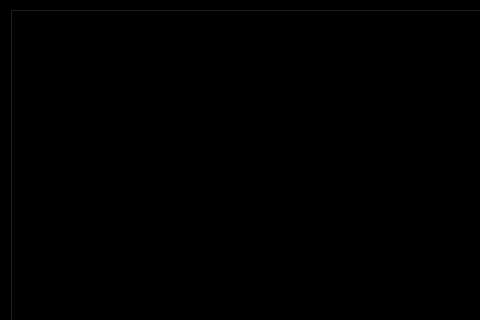
zyl120/Naloxone_Safety_Kit, file qt_design/main_window.ui: the form before one commit; both pictures show x 0 to 480 and y 0 to 320 of the 800 by 480 pixel window.
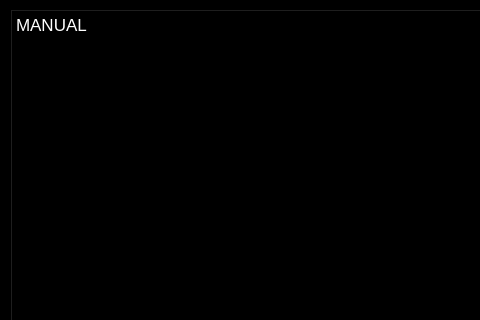
The form after the commit.

Commit message: change manual text and background color

```diff
--- a/qt_design/main_window.ui
+++ b/qt_design/main_window.ui
@@ -4657,11 +4657,24 @@
 QScrollBar::sub-line:vertical {
       border: none;
       background: none;
+}QTextEdit {
+	background-color: black;
+	color: white;
 }</string>
            </property>
            <property name="readOnly">
             <bool>true</bool>
            </property>
+           <property name="html">
+            <string>&lt;!DOCTYPE HTML PUBLIC &quot;-//W3C//DTD HTML 4.0//EN&quot; &quot;http://www.w3.org/TR/REC-html40/strict.dtd&quot;&gt;
+&lt;html&gt;&lt;head&gt;&lt;meta name=&quot;qrichtext&quot; content=&quot;1&quot; /&gt;&lt;meta charset=&quot;utf-8&quot; /&gt;&lt;style type=&quot;text/css&quot;&gt;
+p, li { white-space: pre-wrap; }
+hr { height: 1px; border-width: 0; }
+li.unchecked::marker { content: &quot;\2610&quot;; }
+li.checked::marker { content: &quot;\2612&quot;; }
+&lt;/style&gt;&lt;/head&gt;&lt;body style=&quot; font-family:'.AppleSystemUIFont'; font-size:13pt; font-weight:400; font-style:normal;&quot;&gt;
+&lt;p style=&quot; margin-top:0px; margin-bottom:0px; margin-left:0px; margin-right:0px; -qt-block-indent:0; text-indent:0px;&quot;&gt;MANUAL&lt;/p&gt;&lt;/body&gt;&lt;/html&gt;</string>
+           </property>
           </widget>
          </widget>
         </widget>
```
The commit also changes 2 other files.
